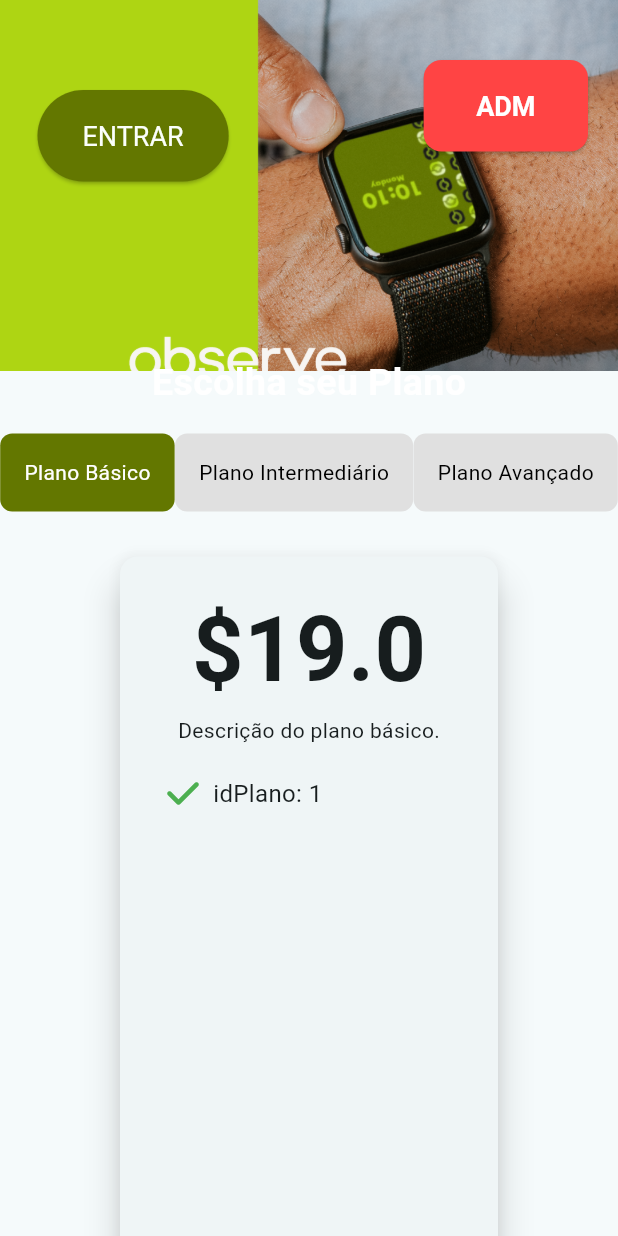
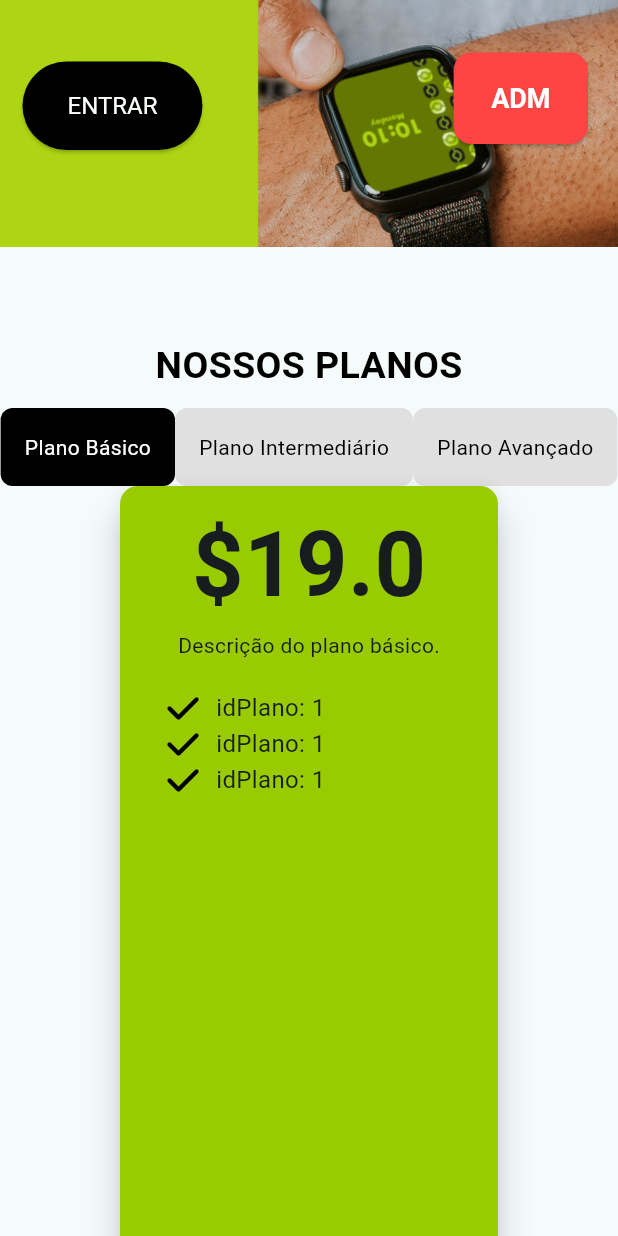
Before and after one commit to CunhaTh/comppare-app, a Flutter app: the screen it shows after launch, on a phone screen of 412 x 824 dp. Run offline on Flutter 3.47's test engine with Material 3 defaults, Android fonts, the phone set to English and light mode, and no system bars; our stand-ins replace flutter_riverpod, font_awesome_flutter, image_picker, qr_flutter; missing offline and left inert: dart:html, dart:js.

Commit message:
pag main semi pronta

```diff
--- a/lib/main.dart
+++ b/lib/main.dart
@@ -16,16 +16,37 @@ class MyApp extends StatelessWidget {
   @override
   Widget build(BuildContext context) {
     return MaterialApp(
-      title: 'AppProgress',
+      title: 'comppare',
       theme: ThemeData(
         colorScheme: ColorScheme.fromSeed(seedColor: Colors.grey),
         useMaterial3: true,
       ),
-      home: const MyHomePage(title: 'AppProgress'),
+      home: MyHomePage(title: '',),
       debugShowCheckedModeBanner: false,
     );
   }
 }
+
+/*class PagEmConstrucao extends StatelessWidget {
+  @override
+  Widget build(BuildContext context) {
+    return Scaffold(
+      appBar: AppBar( // Adicione um título se desejar
+      ),
+      body: Container(
+        width: double.infinity, // Preencher a largura da tela
+        height: double.infinity, // Preencher a altura da tela
+        decoration: BoxDecoration(
+          image: DecorationImage(
+            image: AssetImage('assets/pagemconst.png',), // Caminho da imagem
+            fit: BoxFit.cover, // Ajusta a imagem para cobrir toda a tela
+          ),
+        ),
+      ),
+    );
+  }
+} */
+
 
 class MyHomePage extends StatefulWidget {
   const MyHomePage({super.key, required this.title});
@@ -40,6 +61,7 @@ class MyHomePage extends StatefulWidget {
 class _MyHomePageState extends State<MyHomePage> {
   int selectedPlan = 1;
   bool isLoading = false;
+  int? selectedQuestionIndex;
 
   Future<void> navigateToCadastro() async {
     setState(() {
@@ -64,7 +86,26 @@ class _MyHomePageState extends State<MyHomePage> {
       });
     }
   }
-
+   // Lista de perguntas e respostas
+  final List<Map<String, String>> faqs = [
+    {
+      "question": "Como faço para assinar um plano?",
+      "answer": "Para assinar um plano, escolha um dos planos disponíveis e clique no botão 'Assinar'."
+    },
+    {
+      "question": "Quais são os métodos de pagamento aceitos?",
+      "answer": "Aceitamos cartões de crédito, débito e PayPal."
+    },
+    {
+      "question": "Posso cancelar minha assinatura?",
+      "answer": "Sim, você pode cancelar sua assinatura a qualquer momento através da sua conta."
+    },
+    {
+      "question": "Como posso mudar meu plano?",
+      "answer": "Para mudar seu plano, entre em contato com o suporte ao cliente."
+    },
+  ];
+  // Lista de planos
   final List<Map<String, dynamic>> plans = [
     {
       "idPlano": 1,
@@ -91,7 +132,7 @@ class _MyHomePageState extends State<MyHomePage> {
     });
   }
 
-
+// Widget principal com todo conteudo
   @override
   Widget build(BuildContext context) {
     return Scaffold(
@@ -103,13 +144,13 @@ class _MyHomePageState extends State<MyHomePage> {
               "assets/tela_principal.png",
               fit: BoxFit.cover,
               width: double.infinity,
-              height: MediaQuery.of(context).size.height * 0.3,
+              height: MediaQuery.of(context).size.height * 0.2,
             ),
             // Área de botões na parte superior
             Column(
               children: [
                 Padding(
-                  padding: const EdgeInsets.only(left: 25,top: 40),
+                  padding: const EdgeInsets.only(left: 15, top: 5),
                   child: Row(
                     mainAxisAlignment: MainAxisAlignment.spaceBetween,
                     children: [
@@ -124,16 +165,16 @@ class _MyHomePageState extends State<MyHomePage> {
                 crossAxisAlignment: CrossAxisAlignment.center,
                 children: [
                 Padding(
-            padding: const EdgeInsets.all(16.0),
+                  padding: const EdgeInsets.only(top: 10, bottom: 10),
                   child: Text(
-              'Escolha seu Plano',
-              style: TextStyle(color: Colors.white,fontSize: 25, fontWeight: FontWeight.bold),
+                    'NOSSOS PLANOS',
+                    style: TextStyle(color: Colors.black,fontSize: 25, fontWeight: FontWeight.bold),
                   ),
                 ),
                   Column(
                       children: [
                         Row(
-                  mainAxisAlignment: MainAxisAlignment.spaceAround,
+                          mainAxisAlignment: MainAxisAlignment.center,
                           children: [
                             for (int i = 0; i < plans.length; i++)
                               _buildPlanButton(plans[i]['nome'], i + 1),
@@ -142,24 +183,49 @@ class _MyHomePageState extends State<MyHomePage> {
                         Column(children:[ _buildPlanDetails()]),
                       ],
                     ),
-          Center(
-            child: Padding(
-              padding: const EdgeInsets.only(bottom: 10),
-              child: ElevatedButton(
-                style: ElevatedButton.styleFrom(
-                              foregroundColor: Color.fromARGB(255, 251, 255, 250), backgroundColor: Color(0xFF637700),
-                              padding: EdgeInsets.symmetric(horizontal: 140, vertical: 25),
-                              textStyle: TextStyle(fontSize: 18),
+                    Padding(padding: EdgeInsets.only(top: 20,bottom: 20)),
+                   Padding(padding: const EdgeInsets.all(16.0),
+                   child: Column(
+                    crossAxisAlignment: CrossAxisAlignment.start,
+                    children: [
+                      Text('Perguntas Frequentes',
+                       style: TextStyle(fontSize: 25, fontWeight: FontWeight.bold),
                        ),
-                onPressed: isLoading ? null : navigateToCadastro,
-                child: isLoading
-                    ? CircularProgressIndicator(color: Colors.white)
-                    : Text('Assinar'),
+                       const SizedBox(height: 10,),
+                       ListView.builder(
+                        shrinkWrap: true,
+                        physics: NeverScrollableScrollPhysics(),
+                        itemCount: faqs.length,
+                        itemBuilder: (context, index) {
+                          return GestureDetector(
+                            onTap: () {
+                              setState((){
+                                selectedQuestionIndex = selectedQuestionIndex == index ? null : index;
+                              });
+                            },
+                            child: Card(margin: const EdgeInsets.symmetric(vertical: 5),
+                            child: Column(
+                              crossAxisAlignment: CrossAxisAlignment.start,
+                              children: [
+                                Text(faqs[index]["question"]!,
+                                style: TextStyle(fontWeight: FontWeight.bold),
                                 ),
-            ),
-          ),
+                                if (selectedQuestionIndex == index) ...[
+                                  const SizedBox(height: 5),
+                                  Text(faqs[index]["answer"]!)
+                                ]
+                              ],
+                            ),),
+                          );
+                        },
+                       )
+                    ],
+                   ),),
+
+
                 ],
               ),
+
              /* Container(
                   padding: const EdgeInsets.all(16.0),
                   decoration: BoxDecoration(
@@ -200,24 +266,46 @@ class _MyHomePageState extends State<MyHomePage> {
                   ],
                 ),
               ),*/
+            Padding(
+                     padding: const EdgeInsets.only(top: 60, bottom: 15),
+                     child: Center(
+                      child: Row(mainAxisAlignment: MainAxisAlignment.center,children: [
+                      Center(
+                          child: Text(
+                            'Precisa de ajuda? contate-nos ',
+                            style: TextStyle(color: Colors.black54),
+                          ),
+                        ),
+                        Padding(padding: EdgeInsets.only(top: 10,bottom: 10, left: 10)),
+                       InkWell(
+                          onTap: () {
+                          },
+                          child: Text(
+                            'comppare-app@comppare.com.br',
+                            style: TextStyle(color: Color(0xFF637700)),
+                          ),
+                        ),
 
+                                       ],),),
+                   )
               ],
             ),
-
 
           ],
         ),
       ),
+
     );
   }
 
    Widget _buildPlanDetails() {
     final selectedPlanDetails = plans[selectedPlan - 1];
     return Card(
+      color: const Color(0xFF99cc00),
       elevation: 10,
-      margin: EdgeInsets.only(top: 30,bottom: 20, left: 80,right: 80),
+      margin: EdgeInsets.only(left: 80,right: 80),
       child: Padding(
-        padding: const EdgeInsets.only(top: 20),
+        padding: const EdgeInsets.only(top: 10),
         child: Column(
           children: [
             Text(
@@ -232,18 +320,52 @@ class _MyHomePageState extends State<MyHomePage> {
                 entry.key != 'valor').map<Widget>((entry) {
               return Padding(
                 padding: const EdgeInsets.only(left: 30,top: 10,bottom: 300),
-                child: Row(
+                child: Column(
                   children: [
-                    Icon(FontAwesomeIcons.check, color: Colors.green),
-                    SizedBox(width: 8.0),
+                    Column(children: [
+                      Row(children: [
+                        Icon(FontAwesomeIcons.check, color: Colors.black),
+                        SizedBox(width: 10.0),
                         Text(
                         '${entry.key}: ${entry.value}',style: TextStyle(fontSize: 16),
+                      ),
+                      ],),
+                      Row(children: [
+                        Icon(FontAwesomeIcons.check, color: Colors.black),
+                        SizedBox(width: 10.0),
+                    Text(
+                        '${entry.key}: ${entry.value}',style: TextStyle(fontSize: 16),
+                      ),
+                      ],),
+                      Row(children: [
+                        Icon(FontAwesomeIcons.check, color: Colors.black),
+                        SizedBox(width: 10.0),
+                      Text(
+                        '${entry.key}: ${entry.value}',style: TextStyle(fontSize: 16),
+                      ),
+                        ],
+                          ),
+                            ],
                             ),
 
                           ],
                 ),
               );
             }).toList(),
+            Center(
+                  child: Padding(
+                    padding: const EdgeInsets.only(bottom: 20),
+                    child: ElevatedButton(
+                      style: ElevatedButton.styleFrom(
+                         foregroundColor: Color.fromARGB(255, 251, 255, 250), backgroundColor: Colors.black,
+                              padding: EdgeInsets.symmetric(horizontal: 100, vertical: 25),
+                              textStyle: TextStyle(fontSize: 18),
+                              ),
+                                onPressed: isLoading ? null : navigateToCadastro,
+                                  child: isLoading ? CircularProgressIndicator(color: Colors.white) : Text('Assinar'),
+                                ),
+                              ),
+                            ),
           ],
         ),
       ),
@@ -256,7 +378,7 @@ class _MyHomePageState extends State<MyHomePage> {
       child: Container(
         padding: EdgeInsets.all(16.0),
         decoration: BoxDecoration(
-          color: selectedPlan == index ? Color(0xFF637700) : Colors.grey[300],
+          color: selectedPlan == index ? Colors.black : Colors.grey[300],
           borderRadius: BorderRadius.circular(8.0),
         ),
         child: Text(
@@ -317,7 +439,7 @@ class _MyHomePageState extends State<MyHomePage> {
 
   Widget _buildAdmButton(BuildContext context) {
     return Padding(
-      padding: const EdgeInsets.only(right: 20,bottom: 40),
+      padding: const EdgeInsets.only(top: 30,right: 20,bottom: 40),
       child: ElevatedButton(
         onPressed: () {
           Navigator.push(
@@ -328,7 +450,7 @@ class _MyHomePageState extends State<MyHomePage> {
           );
         },
         style: ElevatedButton.styleFrom(
-          padding: const EdgeInsets.symmetric(horizontal: 35, vertical: 20),
+          padding: const EdgeInsets.symmetric(horizontal: 25, vertical: 20),
           shape: RoundedRectangleBorder(
             borderRadius: BorderRadius.circular(12),
           ),
@@ -356,9 +478,9 @@ class _MyHomePageState extends State<MyHomePage> {
       },
       style: ElevatedButton.styleFrom(
         foregroundColor: Color.fromARGB(255, 251, 255, 250),
-        backgroundColor: Color(0xFF637700),
+        backgroundColor: Colors.black,
         padding: EdgeInsets.symmetric(horizontal: 30, vertical: 20),
-        textStyle: TextStyle(fontSize: 18),
+        textStyle: TextStyle(fontSize: 16),
       ),
       child: Text(label),
     );
--- /dev/null
+++ b/lib/views/pagemconstrucao.dart
@@ -0,0 +1,23 @@
+import 'package:flutter/material.dart';
+
+void main() {
+  runApp(MyApp());
+}
+
+class MyApp extends StatelessWidget {
+  @override
+  Widget build(BuildContext context) {
+    return MaterialApp(
+      home: Scaffold(
+        appBar: AppBar(
+          title: Text('Exibindo uma Imagem'),
+        ),
+        body: Center(
+          child: Image.asset(
+            'assets/pag-em-construcao.png',
+          ),
+        ),
+      ),
+    );
+  }
+}
--- a/lib/views/shopping_page.dart
+++ b/lib/views/shopping_page.dart
@@ -1,4 +1,5 @@
 import 'package:application_progress/cadastro.dart';
+import 'package:application_progress/login.dart';
 import 'package:application_progress/main.dart';
 import 'package:application_progress/views/pagamento.dart';
 import 'package:flutter/material.dart';
@@ -111,7 +112,7 @@ class _HomePageState extends State<HomePage> {
           onTap: () {
             Navigator.pushReplacement(
               context,
-              MaterialPageRoute(builder: (context) => MyHomePage(title: '',)),
+              MaterialPageRoute(builder: (context) => /*MyHomePage(title: '',)*/LoginScreen()),
             );
           },
           child: Image.asset('assets/logo_escura.png', width: 30),
--- a/pubspec.yaml
+++ b/pubspec.yaml
@@ -69,9 +69,9 @@ flutter:
   uses-material-design: true
 
   assets:
-      - assets/video_god2.mp4
       - assets/tela_principal.png
       - assets/logo_escura.png
+      - assets/pagemconst.png
 
   # To add assets to your application, add an assets section, like this:
   # assets:
```
Also changed, not shown: 3 other files. Lines whose indentation alone changed are shown as unchanged.
